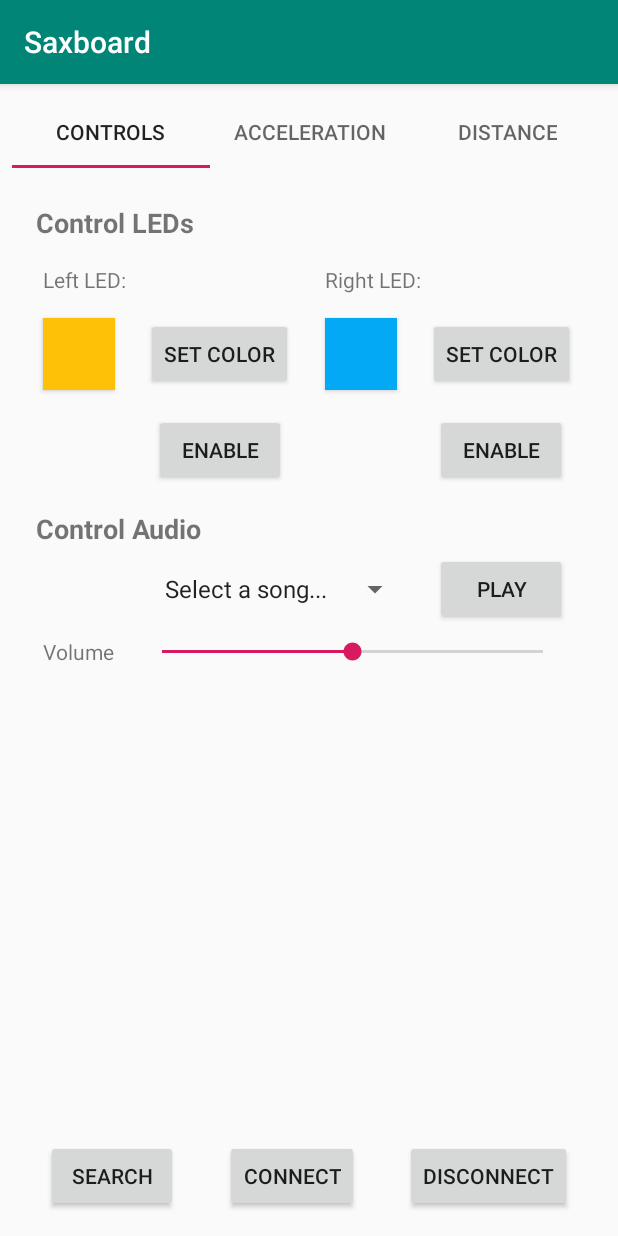
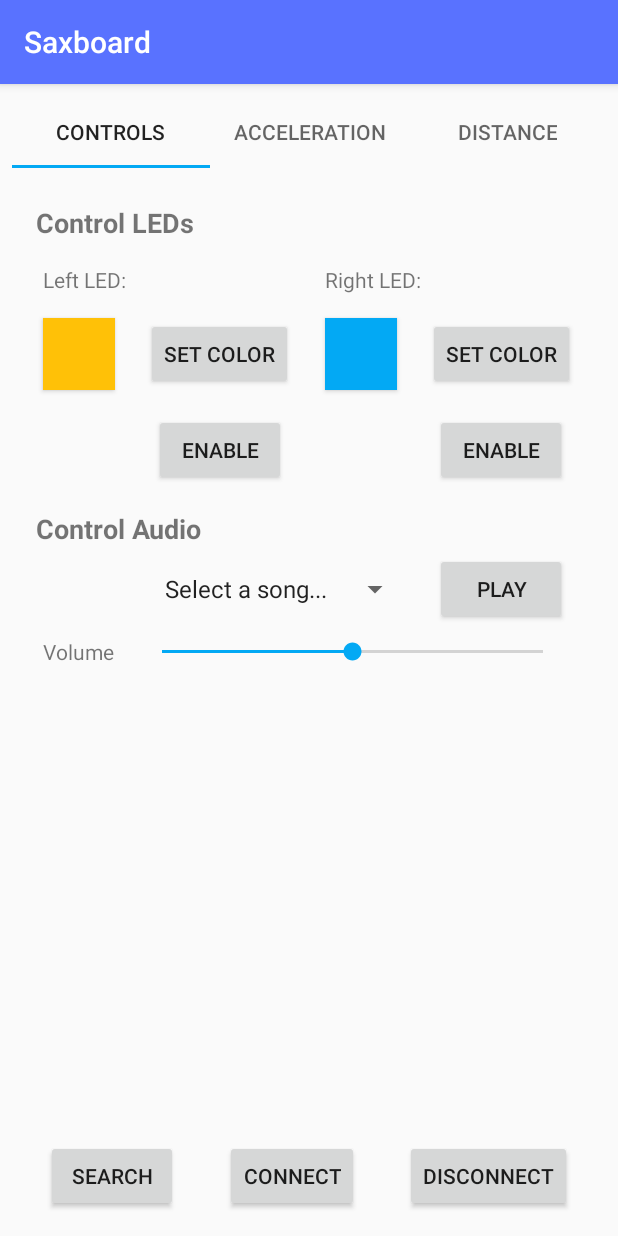
Before and after one commit to backup-isaac/saxboard, an Android app: the screen it shows after launch (MainActivity), on a phone screen of 412 x 824 dp. Run offline under Robolectric (Android 15) with nearby library versions, the phone set to English and light mode, and no system bars; libraries missing offline, so code that uses them is left out: com.androidplot.xy, com.skydoves.colorpickerview; 10 statements that could not run were skipped.

Commit message:
update app theme colors

```diff
--- a/android/app/src/main/java/edu/gatech/saxboard/MainActivity.kt
+++ b/android/app/src/main/java/edu/gatech/saxboard/MainActivity.kt
@@ -24,6 +24,7 @@
 import java.nio.ByteBuffer
 
 class MainActivity : AppCompatActivity() {
+    private var receiverRegistered = false
     private var bluetoothAdapter: BluetoothAdapter? = null
     private var skateboard: BluetoothDevice? = null
     private var connectThread: ConnectThread? = null
@@ -176,6 +177,7 @@
         }
         val filter = IntentFilter(BluetoothDevice.ACTION_FOUND)
         registerReceiver(receiver, filter)
+        receiverRegistered = true
         val pairedDevices: Set<BluetoothDevice>? = bluetoothAdapter?.bondedDevices
         pairedDevices?.forEach { device ->
             if (device.name == SKATEBOARD_NAME) {
@@ -186,7 +188,10 @@
     }
 
     override fun onDestroy() {
-        unregisterReceiver(receiver)
+        if (receiverRegistered) {
+            receiverRegistered = false
+            unregisterReceiver(receiver)
+        }
         super.onDestroy()
     }
 
--- a/android/app/src/main/res/values/colors.xml
+++ b/android/app/src/main/res/values/colors.xml
@@ -1,6 +1,6 @@
 <?xml version="1.0" encoding="utf-8"?>
 <resources>
-    <color name="colorPrimary">#008577</color>
-    <color name="colorPrimaryDark">#00574B</color>
-    <color name="colorAccent">#D81B60</color>
+    <color name="colorPrimary">#5972ff</color>
+    <color name="colorPrimaryDark">#3F51B5</color>
+    <color name="colorAccent">#03A9F4</color>
 </resources>
```
Also changed, not shown: 1 other file.
